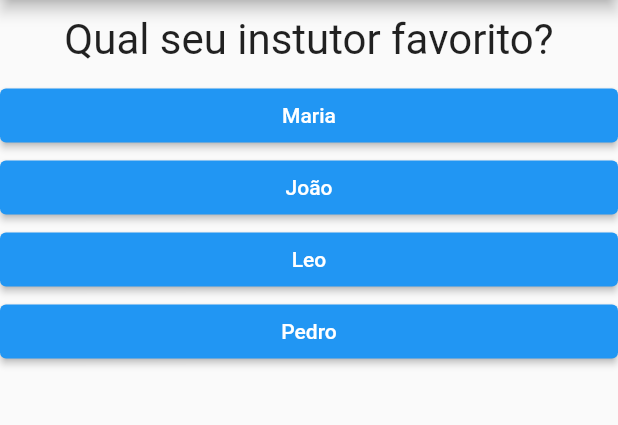
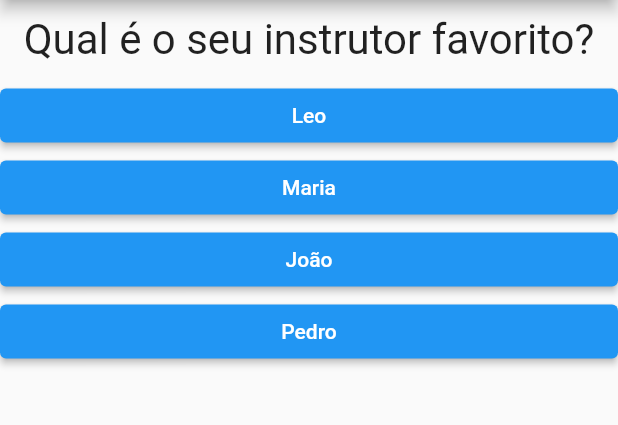
Before and after one commit to FranciscoCFranco/questionApp, a Flutter app: the screen it shows after launch, after a tap on "Preto", after a tap on "Cobra", on a phone screen of 412 x 824 dp, the part 84-509 px from its top. Run offline on Flutter 3.47's test engine with Material 2 defaults, Android fonts, the phone set to English and light mode, and no system bars.

Commit message:
removie spaces in the code

```diff
--- a/curso_flutter/projeto_perguntas/lib/main.dart
+++ b/curso_flutter/projeto_perguntas/lib/main.dart
@@ -1,26 +1,38 @@
 import 'package:flutter/material.dart';
-import 'package:flutter/widgets.dart';
-import 'package:projeto_perguntas/questionario.dart';
+import './questionario.dart';
 import './resultado.dart';
-import './questionario.dart';
 
-main() => runApp(PerguntaApp());
+void main() => runApp(const PerguntaApp());
 
 class _PerguntaAppState extends State<PerguntaApp> {
   var _perguntaSelecionada = 0;
-
   final _perguntas = const [
     {
       'texto': 'Qual é a sua cor favorita?',
-      'respostas': ['Preto', 'Vermelho', 'Verde', 'Branco'],
+      'respostas': [
+        {'texto': 'Preto', 'nota': 10},
+        {'texto': 'Vermelho', 'nota': 5},
+        {'texto': 'Verde', 'nota': 3},
+        {'texto': 'Branco', 'nota': 1},
+      ],
     },
     {
-      'texto': 'Qual seu animal favorito?',
-      'respostas': ['Coelho', 'Cobra', 'Elefante', 'Leão'],
+      'texto': 'Qual é o seu animal favorito?',
+      'respostas': [
+        {'texto': 'Coelho', 'nota': 10},
+        {'texto': 'Cobra', 'nota': 5},
+        {'texto': 'Elefante', 'nota': 3},
+        {'texto': 'Leão', 'nota': 1},
+      ],
     },
     {
-      'texto': 'Qual seu instutor favorito?',
-      'respostas': ['Maria', 'João', 'Leo', 'Pedro'],
+      'texto': 'Qual é o seu instrutor favorito?',
+      'respostas': [
+        {'texto': 'Leo', 'nota': 10},
+        {'texto': 'Maria', 'nota': 5},
+        {'texto': 'João', 'nota': 3},
+        {'texto': 'Pedro', 'nota': 1},
+      ],
     }
   ];
 
@@ -41,13 +53,14 @@ class _PerguntaAppState extends State<PerguntaApp> {
     return MaterialApp(
       home: Scaffold(
         appBar: AppBar(
-          title: Text('Perguntas'),
+          title: const Text('Perguntas'),
         ),
         body: temPerguntaSelecionada
             ? Questionario(
                 perguntas: _perguntas,
                 perguntaSelecionada: _perguntaSelecionada,
-                quandoResponder: _responder)
+                quandoResponder: _responder,
+              )
             : Resultado(),
       ),
     );
@@ -55,6 +68,9 @@ class _PerguntaAppState extends State<PerguntaApp> {
 }
 
 class PerguntaApp extends StatefulWidget {
+  const PerguntaApp({super.key});
+
+  @override
   _PerguntaAppState createState() {
     return _PerguntaAppState();
   }
--- a/curso_flutter/projeto_perguntas/lib/questionario.dart
+++ b/curso_flutter/projeto_perguntas/lib/questionario.dart
@@ -1,16 +1,17 @@
 import 'package:flutter/material.dart';
+import './resposta.dart';
 import './questão.dart';
-import './resposta.dart';
 
 class Questionario extends StatelessWidget {
   final List<Map<String, Object>> perguntas;
   final int perguntaSelecionada;
   final void Function() quandoResponder;
 
-  Questionario({
+  const Questionario({
     required this.perguntas,
     required this.perguntaSelecionada,
     required this.quandoResponder,
+    super.key,
   });
 
   bool get temPerguntaSelecionada {
@@ -19,13 +20,17 @@ class Questionario extends StatelessWidget {
 
   @override
   Widget build(BuildContext context) {
-    List<String> respostas = temPerguntaSelecionada
-        ? perguntas[perguntaSelecionada].cast()['respostas']
+    List<Map<String, Object>> respostas = temPerguntaSelecionada
+        ? perguntas[perguntaSelecionada]['respostas']
+            as List<Map<String, Object>>
         : [];
+
     return Column(
-      children: <Widget>[
-        Questao(perguntas[perguntaSelecionada]['texto'].toString()),
-        ...respostas.map((t) => Resposta(t, quandoResponder)).toList(),
+      children: [
+        Questao(perguntas[perguntaSelecionada]['texto'] as String),
+        ...respostas
+            .map((resp) => Resposta(resp['texto'] as String, quandoResponder))
+            .toList(),
       ],
     );
   }
```
